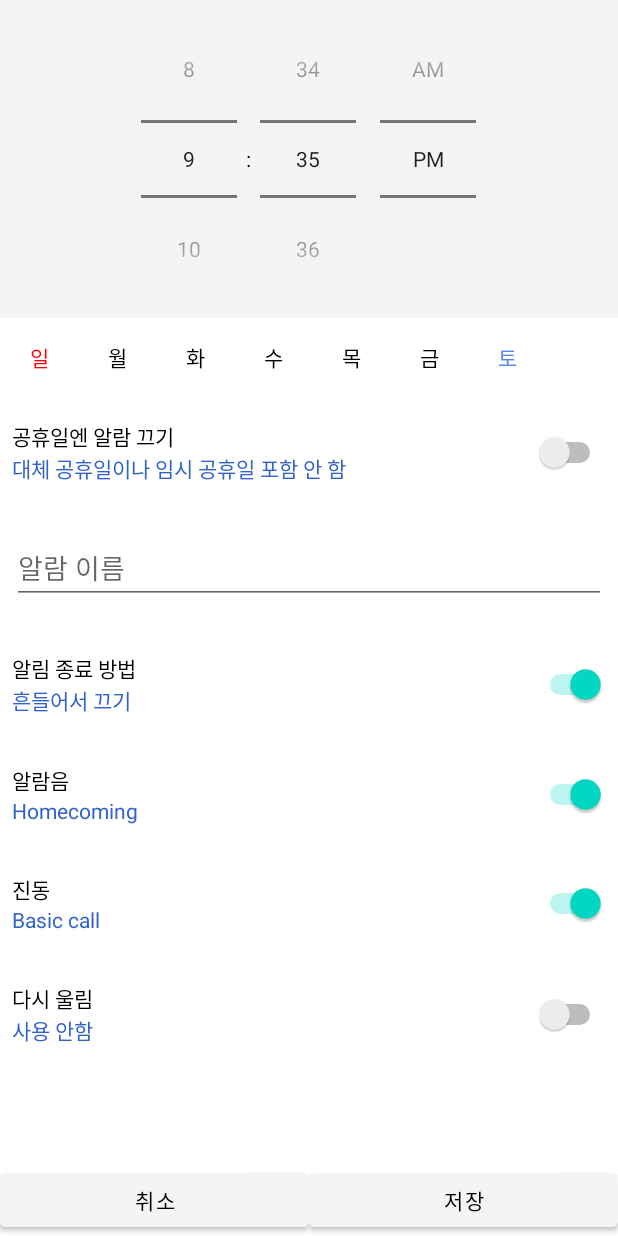
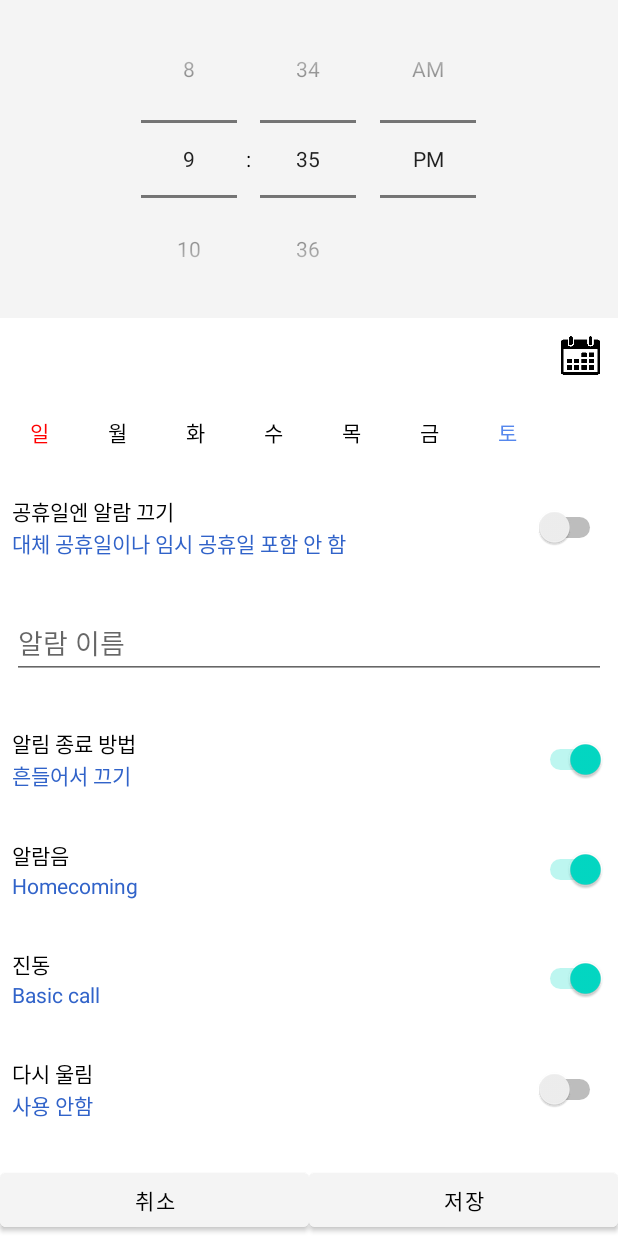
Before and after one commit to Grusie/MiracleAlarm, an Android app: the CreateAlarmActivity screen opened directly, with no data from a screen before it, on a phone screen of 412 x 824 dp. Run offline under Robolectric (Android 15) with nearby library versions, the phone set to English and light mode, and no system bars; our stand-ins replace Room's generated code, data binding.

Commit message:
23.05.08
- 기본 구조 MVVM패턴 적용
-> calendar 로직 수정
-> initAlarmData가 여러 번 실행되던 버그 수

```diff
--- a/app/build.gradle
+++ b/app/build.gradle
@@ -46,6 +46,8 @@ dependencies {
     androidTestImplementation 'androidx.test.ext:junit:1.1.5'
     androidTestImplementation 'androidx.test.espresso:espresso-core:3.5.1'
 
+
+    //라이프사이클, 뷰모델
     implementation "androidx.lifecycle:lifecycle-extensions:2.2.0"
     kapt "androidx.lifecycle:lifecycle-compiler:2.6.1"
     implementation "androidx.lifecycle:lifecycle-viewmodel-ktx:2.6.1"
@@ -54,6 +56,8 @@ dependencies {
     implementation 'androidx.navigation:navigation-fragment-ktx:2.5.3'
     implementation 'androidx.navigation:navigation-ui-ktx:2.5.3'
 
+
+    //룸 데이터베이스
     implementation 'androidx.room:room-runtime:2.5.1'
     kapt 'androidx.room:room-compiler:2.5.1'
     implementation 'androidx.room:room-ktx:2.5.1'
--- a/app/src/main/java/com/example/miraclealarm/AlarmDao.kt
+++ b/app/src/main/java/com/example/miraclealarm/AlarmDao.kt
@@ -15,7 +15,7 @@ interface AlarmDao {
     suspend fun delete(alarm: AlarmData)
 
     @Query("SELECT * FROM alarm_table WHERE id = :id")
-    fun getAlarmById(id: Int) : LiveData<AlarmData>
+    suspend fun getAlarmById(id: Int) : AlarmData
 
     @Query("SELECT * FROM alarm_table ORDER BY time ASC")
     fun getAllAlarms(): LiveData<MutableList<AlarmData>>
--- a/app/src/main/java/com/example/miraclealarm/AlarmRepository.kt
+++ b/app/src/main/java/com/example/miraclealarm/AlarmRepository.kt
@@ -18,7 +18,7 @@ class AlarmRepository(private val alarmDao: AlarmDao) {
         alarmDao.delete(alarm)
     }
 
-    fun getAlarmById(id: Int) : LiveData<AlarmData>{
+    suspend fun getAlarmById(id: Int) : AlarmData{
         return alarmDao.getAlarmById(id)
     }
 }
--- a/app/src/main/java/com/example/miraclealarm/AlarmViewModel.kt
+++ b/app/src/main/java/com/example/miraclealarm/AlarmViewModel.kt
@@ -3,15 +3,16 @@ package com.example.miraclealarm
 import android.app.Application
 import android.util.Log
 import androidx.lifecycle.*
+import kotlinx.coroutines.Dispatchers
 import kotlinx.coroutines.launch
-import kotlin.math.log
+import kotlinx.coroutines.withContext
 
 class AlarmViewModel(application: Application) : AndroidViewModel(application) {
     private val repository: AlarmRepository
 
     val allAlarms: LiveData<MutableList<AlarmData>>
 
-    val alarm = MutableLiveData<AlarmData>()
+    val alarm = MutableLiveData<AlarmData?>()
     val flagHoliday = MutableLiveData<Boolean>()
     val flagSound = MutableLiveData<Boolean>()
     val flagVibe = MutableLiveData<Boolean>()
@@ -28,23 +29,7 @@ class AlarmViewModel(application: Application) : AndroidViewModel(application) {
         "토" to 6,
         "일" to 7
     )
-
     var instanceFlag = false
-    private val alarmObserver = Observer<AlarmData> { alarm ->
-        alarm.let {
-            this.alarm.value = alarm
-            logLine("initAlarmData", "${this.alarm.value}")
-
-            alarm.apply {
-                this@AlarmViewModel.flagHoliday.value = holiday
-                this@AlarmViewModel.flagVibe.value = flagVibrate
-                this@AlarmViewModel.flagSound.value = flagSound
-                this@AlarmViewModel.flagRepeat.value = flagRepeat
-                this@AlarmViewModel.flagOffWay.value = flagOffWay
-                this@AlarmViewModel.date.value = if(date.isNotEmpty()) date.split(",").toMutableList() else mutableListOf()
-            }
-        }
-    }
 
     init {
         val alarmDao = AlarmDatabase.getDatabase(application).alarmDao()
@@ -68,8 +53,8 @@ class AlarmViewModel(application: Application) : AndroidViewModel(application) {
         repository.delete(alarm)
     }
 
-    fun getAlarmById(id: Int): LiveData<AlarmData> {
-        return repository.getAlarmById(id)
+    suspend fun getAlarmById(id: Int): AlarmData {
+        return withContext(Dispatchers.IO) {repository.getAlarmById(id)}
     }
 
     fun onSwSoundClicked() {
@@ -118,19 +103,28 @@ class AlarmViewModel(application: Application) : AndroidViewModel(application) {
 
     fun initAlarmData(alarmId: Int) {
         instanceFlag = true
-        if (alarmId != -1) getAlarmById(alarmId).observeForever(alarmObserver)
-        else {
-            this.alarm.value = AlarmData().apply {
-                this@AlarmViewModel.flagHoliday.value = holiday
-                this@AlarmViewModel.flagVibe.value = flagVibrate
-                this@AlarmViewModel.flagSound.value = flagSound
-                this@AlarmViewModel.flagRepeat.value = flagRepeat
-                this@AlarmViewModel.flagOffWay.value = flagOffWay
-                this@AlarmViewModel.date.value = if(date.isNotEmpty()) date.split(",").toMutableList() else mutableListOf()
+        logLine("confirm init AlarmData", "initalarmdata테스트")
+        viewModelScope.launch {
+            if (alarmId != -1) {
+                alarm.value = getAlarmById(alarmId)
+            } else {
+                alarm.value = AlarmData()
             }
+            initEmptyAlarmData()
         }
     }
 
+    fun initEmptyAlarmData(){
+        this.alarm.value?.apply {
+            this@AlarmViewModel.flagHoliday.value = holiday
+            this@AlarmViewModel.flagVibe.value = flagVibrate
+            this@AlarmViewModel.flagSound.value = flagSound
+            this@AlarmViewModel.flagRepeat.value = flagRepeat
+            this@AlarmViewModel.flagOffWay.value = flagOffWay
+            this@AlarmViewModel.time.value = time
+            this@AlarmViewModel.date.value = if(date.isNotEmpty()) date.split(",").toMutableList() else mutableListOf()
+        }
+    }
     fun updateAlarmData() {
         if (alarm.value?.id == 0) {
             alarm.value?.let { insert(it) }
@@ -146,12 +140,12 @@ class AlarmViewModel(application: Application) : AndroidViewModel(application) {
         }
     }
 
-    fun sortDate() : String? {
+    fun sortDate(): String? {
+        val sortedDate = date.value?.sortedBy { dayOfWeekMap[it] }?.joinToString(",")
+        logLine("confirm date", "$sortedDate")
+        return sortedDate
+    }
 
-        val asd =  date.value?.sortedBy { dayOfWeekMap[it] }?.joinToString( "," ,"","")
-        logLine("confirm date", "$asd")
-        return asd
-    }
     fun logLine(tag: String, log: String) {
         if (log.length > 1500) {
             Log.d(tag, log.substring(0, 1500))
@@ -162,6 +156,6 @@ class AlarmViewModel(application: Application) : AndroidViewModel(application) {
 
     override fun onCleared() {
         super.onCleared()
-        alarm.removeObserver(alarmObserver)
+        logLine("confirm lifecycle", "confirm onCleared")
     }
 }
--- a/app/src/main/java/com/example/miraclealarm/CreateAlarmActivity.kt
+++ b/app/src/main/java/com/example/miraclealarm/CreateAlarmActivity.kt
@@ -1,5 +1,6 @@
 package com.example.miraclealarm
 
+import android.app.DatePickerDialog
 import android.os.Build
 import android.os.Bundle
 import androidx.appcompat.app.AppCompatActivity
@@ -12,6 +13,7 @@ import java.text.SimpleDateFormat
 import java.time.LocalDate
 import java.time.LocalDateTime
 import java.time.LocalTime
+import java.time.Month
 import java.time.ZoneId
 import java.time.format.DateTimeFormatter
 import java.util.*
@@ -21,6 +23,7 @@ class CreateAlarmActivity : AppCompatActivity() {
     private lateinit var binding: ActivityCreateAlarmBinding
     private lateinit var alarmViewModel: AlarmViewModel
     private var alarmId by Delegates.notNull<Int>()
+    private lateinit var cal: Calendar
     override fun onCreate(savedInstanceState: Bundle?) {
         super.onCreate(savedInstanceState)
 
@@ -33,51 +36,32 @@ class CreateAlarmActivity : AppCompatActivity() {
     private fun initUi() {
         alarmId = intent.getIntExtra("id", -1)
         alarmViewModel = ViewModelProvider(this)[AlarmViewModel::class.java]
+        cal = Calendar.getInstance()
 
         binding.lifecycleOwner = this
         binding.viewModel = alarmViewModel
 
         if (!alarmViewModel.instanceFlag) {
             alarmViewModel.initAlarmData(alarmId)
-            binding.viewModel?.timePickerToTime(binding.tpAlarmTime.hour, binding.tpAlarmTime.minute)
+            binding.viewModel?.timePickerToTime(
+                binding.tpAlarmTime.hour,
+                binding.tpAlarmTime.minute
+            )
         }
 
         binding.apply {
             val date = resources.getStringArray(R.array.array_date)
 
-            val adapter = AlarmDateAdapter(alarmViewModel,date, this@CreateAlarmActivity)
+            val adapter = AlarmDateAdapter(alarmViewModel, date, this@CreateAlarmActivity)
             rvAlarmDate.adapter = adapter
             rvAlarmDate.layoutManager =
                 LinearLayoutManager(this@CreateAlarmActivity, LinearLayoutManager.HORIZONTAL, false)
 
-            tpAlarmTime.setOnTimeChangedListener { timePicker, hour, minute ->
+            tpAlarmTime.setOnTimeChangedListener { _, hour, minute ->
                 viewModel?.timePickerToTime(hour, minute)
             }
 
-            viewModel?.time?.observe(this@CreateAlarmActivity) { it ->
-                val cal = Calendar.getInstance()
-                if (Build.VERSION.SDK_INT >= Build.VERSION_CODES.O) {
-                    val formatter =
-                        DateTimeFormatter.ofPattern("a hh:mm", Locale.KOREAN)
-                    val localTime =
-                        LocalTime.parse(it.toString(), formatter)
-                    val localDateTime = LocalDateTime.of(LocalDate.now(), localTime)
-                    val zoneId = ZoneId.systemDefault()
-                    val date = Date.from(localDateTime.atZone(zoneId).toInstant())
-                    cal.time = date
-                } else {
-                    val formatter = SimpleDateFormat("a hh:mm", Locale.KOREAN)
-                    val date = formatter.parse(it)
-                    cal.time = date
-                }
-                tpAlarmTime.hour = cal.get(Calendar.HOUR_OF_DAY)
-                tpAlarmTime.minute = cal.get(Calendar.MINUTE)
-                viewModel?.logLine(
-                    "confirm Time",
-                    "time = ${it}, hour = ${tpAlarmTime.hour}, minute = ${tpAlarmTime.minute}"
-                )
-                executePendingBindings()
-            }
+            initTime()
 
             btnSave.setOnClickListener {
                 viewModel?.alarm?.value?.apply {
@@ -107,6 +91,58 @@ class CreateAlarmActivity : AppCompatActivity() {
             btnCancel.setOnClickListener {
                 finish()
             }
+            ivCalendar.setOnClickListener {
+                initDate()
+            }
+        }
+    }
+
+    private fun initDate() {
+        val datePickerDialog = DatePickerDialog(
+            this,
+            DatePickerDialog.OnDateSetListener { _, year, month, dayOfMonth ->
+                cal.set(Calendar.YEAR, year)
+                cal.set(Calendar.MONTH, month)
+                cal.set(Calendar.DAY_OF_MONTH, dayOfMonth)
+                val dayOfWeek = SimpleDateFormat("EE").format(cal.time)
+                val text =
+                    if (year == cal.get(Calendar.YEAR)) String.format("%02d월 %02d일 (%s)", month + 1, dayOfMonth, dayOfWeek)
+                    else String.format("%04d년 %02d월 %02d일 (%s)", year, month + 1, dayOfMonth, dayOfWeek)
+                //binding.viewModel?.date?.value
+                binding.tvNextAlarm.text = text
+            },
+            cal.get(Calendar.YEAR),
+            cal.get(Calendar.MONTH),
+            cal.get(Calendar.DAY_OF_MONTH)
+        )
+        datePickerDialog.datePicker.minDate = System.currentTimeMillis() - 1000
+        datePickerDialog.show()
+    }
+
+    private fun initTime() {
+        binding.apply {
+            viewModel?.time?.observe(this@CreateAlarmActivity) { it ->
+                if (Build.VERSION.SDK_INT >= Build.VERSION_CODES.O) {
+                    val formatter =
+                        DateTimeFormatter.ofPattern("a hh:mm", Locale.KOREAN)
+                    val localTime = LocalTime.parse(it.toString(), formatter)
+                    val localDateTime = LocalDateTime.of(LocalDate.now(), localTime)
+                    val zoneId = ZoneId.systemDefault()
+                    val date = Date.from(localDateTime.atZone(zoneId).toInstant())
+                    cal.time = date
+                } else {
+                    val formatter = SimpleDateFormat("a hh:mm", Locale.KOREAN)
+                    val date = formatter.parse(it)
+                    cal.time = date
+                }
+                tpAlarmTime.hour = cal.get(Calendar.HOUR_OF_DAY)
+                tpAlarmTime.minute = cal.get(Calendar.MINUTE)
+                viewModel?.logLine(
+                    "confirm Time",
+                    "time = ${it}, hour = ${tpAlarmTime.hour}, minute = ${tpAlarmTime.minute}"
+                )
+                executePendingBindings()
+            }
         }
     }
 }
--- a/app/src/main/res/layout/activity_create_alarm.xml
+++ b/app/src/main/res/layout/activity_create_alarm.xml
@@ -34,14 +34,39 @@
                 android:layout_width="match_parent"
                 android:layout_height="match_parent">
 
-                <androidx.recyclerview.widget.RecyclerView
-                    android:id="@+id/rv_alarm_date"
+                <androidx.constraintlayout.widget.ConstraintLayout
+                    android:id="@+id/cl_date"
                     android:layout_width="match_parent"
                     android:layout_height="wrap_content"
-                    app:layout_constraintEnd_toEndOf="parent"
-                    app:layout_constraintStart_toStartOf="parent"
-                    app:layout_constraintTop_toTopOf="parent"
-                    tools:listitem="@layout/item_alarm_date" />
+                    app:layout_constraintTop_toTopOf="parent">
+
+                    <TextView
+                        android:id="@+id/tv_nextAlarm"
+                        android:layout_width="wrap_content"
+                        android:layout_height="0dp"
+                        app:layout_constraintStart_toStartOf="parent"
+                        app:layout_constraintTop_toTopOf="parent"
+                        app:layout_constraintBottom_toBottomOf="@id/iv_calendar"/>
+
+                    <ImageButton
+                        android:id="@+id/iv_calendar"
+                        style="?android:attr/borderlessButtonStyle"
+                        android:layout_width="50dp"
+                        android:layout_height="50dp"
+                        android:scaleType="fitCenter"
+                        android:src="@drawable/calendar"
+                        app:layout_constraintEnd_toEndOf="parent"
+                        app:layout_constraintTop_toTopOf="parent" />
+
+                    <androidx.recyclerview.widget.RecyclerView
+                        android:id="@+id/rv_alarm_date"
+                        android:layout_width="match_parent"
+                        android:layout_height="wrap_content"
+                        app:layout_constraintEnd_toEndOf="parent"
+                        app:layout_constraintStart_toStartOf="parent"
+                        app:layout_constraintTop_toBottomOf="@id/tv_nextAlarm"
+                        tools:listitem="@layout/item_alarm_date" />
+                </androidx.constraintlayout.widget.ConstraintLayout>
 
                 <androidx.constraintlayout.widget.ConstraintLayout
                     android:id="@+id/cl_holiday"
@@ -49,7 +74,7 @@
                     android:layout_height="wrap_content"
                     android:paddingHorizontal="@dimen/padding_half"
                     android:paddingVertical="@dimen/padding_default"
-                    app:layout_constraintTop_toBottomOf="@id/rv_alarm_date">
+                    app:layout_constraintTop_toBottomOf="@id/cl_date">
 
                     <TextView
                         android:id="@+id/tv_holiday_title"
--- a/app/src/main/res/mipmap-anydpi-v26/ic_launcher.xml
+++ /dev/null
@@ -1,5 +0,0 @@
-<?xml version="1.0" encoding="utf-8"?>
-<adaptive-icon xmlns:android="http://schemas.android.com/apk/res/android">
-    <background android:drawable="@drawable/ic_launcher_background" />
-    <foreground android:drawable="@drawable/ic_launcher_foreground" />
-</adaptive-icon>
--- a/app/src/main/res/mipmap-anydpi-v33/ic_launcher.xml
+++ /dev/null
@@ -1,6 +0,0 @@
-<?xml version="1.0" encoding="utf-8"?>
-<adaptive-icon xmlns:android="http://schemas.android.com/apk/res/android">
-    <background android:drawable="@drawable/ic_launcher_background" />
-    <foreground android:drawable="@drawable/ic_launcher_foreground" />
-    <monochrome android:drawable="@drawable/ic_launcher_foreground" />
-</adaptive-icon>
```
Also changed, not shown: app/src/main/res/drawable/calendar.png (added).
